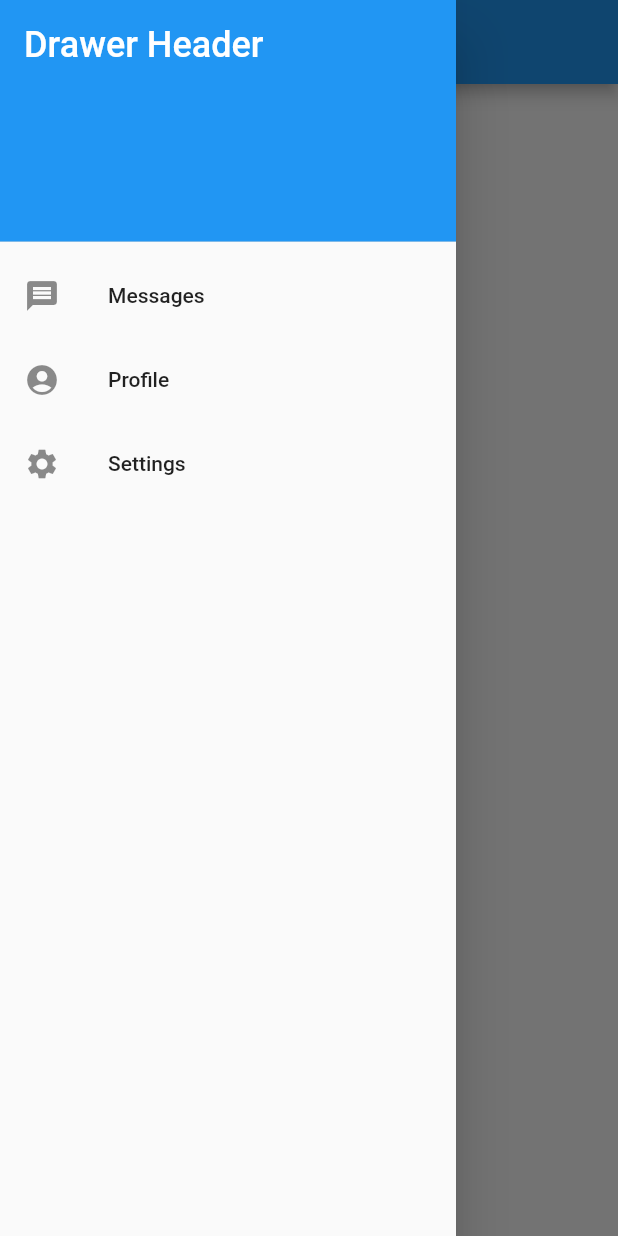
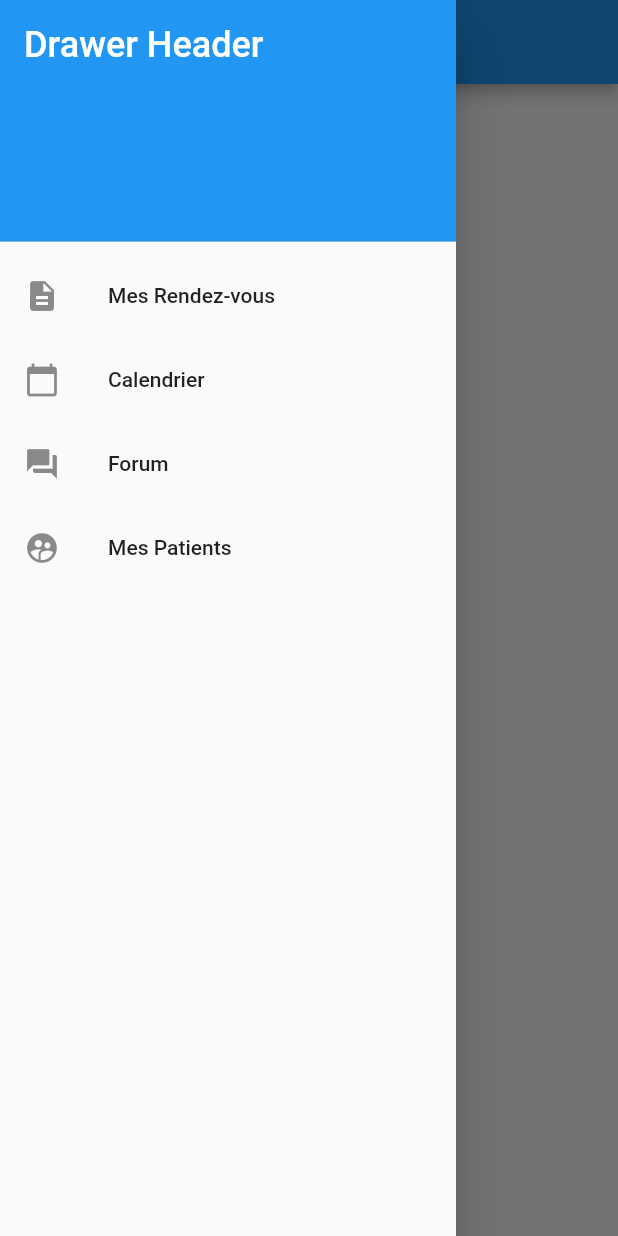
Before and after one commit to yassinegharsallah/chestamobile, a Flutter app: the RendezVousMedecin screen opened directly, with the side drawer open, on a phone screen of 412 x 824 dp. Run offline on Flutter 3.47's test engine with Material 2 defaults, Android fonts, the phone set to English and light mode, and no system bars; our stand-ins replace charts_flutter, flushbar, flutter_bloc, font_awesome_flutter, shared_preferences, table_calendar; missing offline and left inert: carousel_widget, transformer_page_view; accounts and stored records are empty; generated files the repository leaves out were written again; network calls fail.

Commit message:
Drawer navigation fixed

```diff
--- a/lib/src/pages/RendezVousMedecin.dart
+++ b/lib/src/pages/RendezVousMedecin.dart
@@ -161,7 +161,7 @@ class _RendezVousMedecinState extends State<RendezVousMedecin> {
       drawer: Drawer(
         child: ListView(
           padding: EdgeInsets.zero,
-          children: const <Widget>[
+          children: <Widget>[
             DrawerHeader(
               decoration: BoxDecoration(
                 color: Colors.blue,
@@ -176,20 +176,30 @@ class _RendezVousMedecinState extends State<RendezVousMedecin> {
             ),
 
             ListTile(
-              leading: Icon(Icons.message),
-              title: Text('Messages'),
+              leading: Icon(Icons.description),
+              title: Text('Mes Rendez-vous'),
             ),
             ListTile(
-              leading: Icon(Icons.account_circle),
-              title: Text('Profile'),
+              leading: Icon(Icons.calendar_today),
+              title: Text('Calendrier'),
             ),
             ListTile(
-              leading: Icon(Icons.settings),
-              title: Text('Settings'),
+              leading: Icon(Icons.forum),
+              title: Text('Forum'),
             ),
 
+            ListTile(
+              leading: Icon(Icons.supervised_user_circle),
+              title: Text('Mes Patients'),
+                onTap: ()=> {
+                    Navigator.push(
+                context,
+                MaterialPageRoute(
+                builder: (context) => MedecinPatients()))
+            }),
           ],
         ),
+
       ),
         body: Center(
           child: Stack(
```
